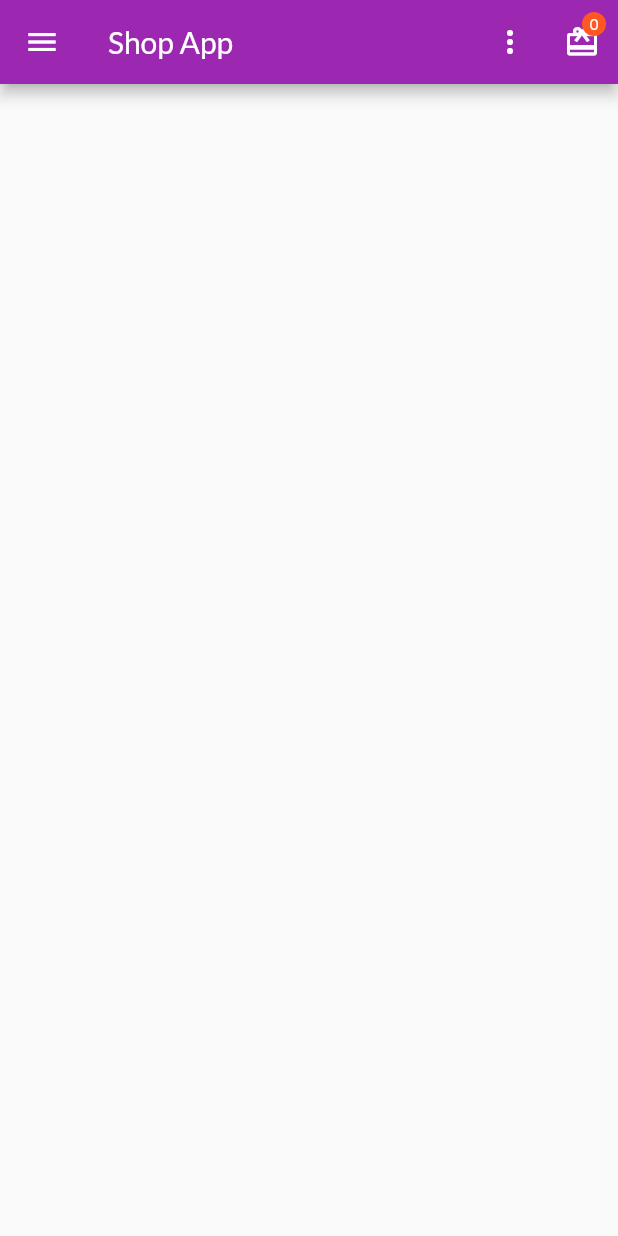
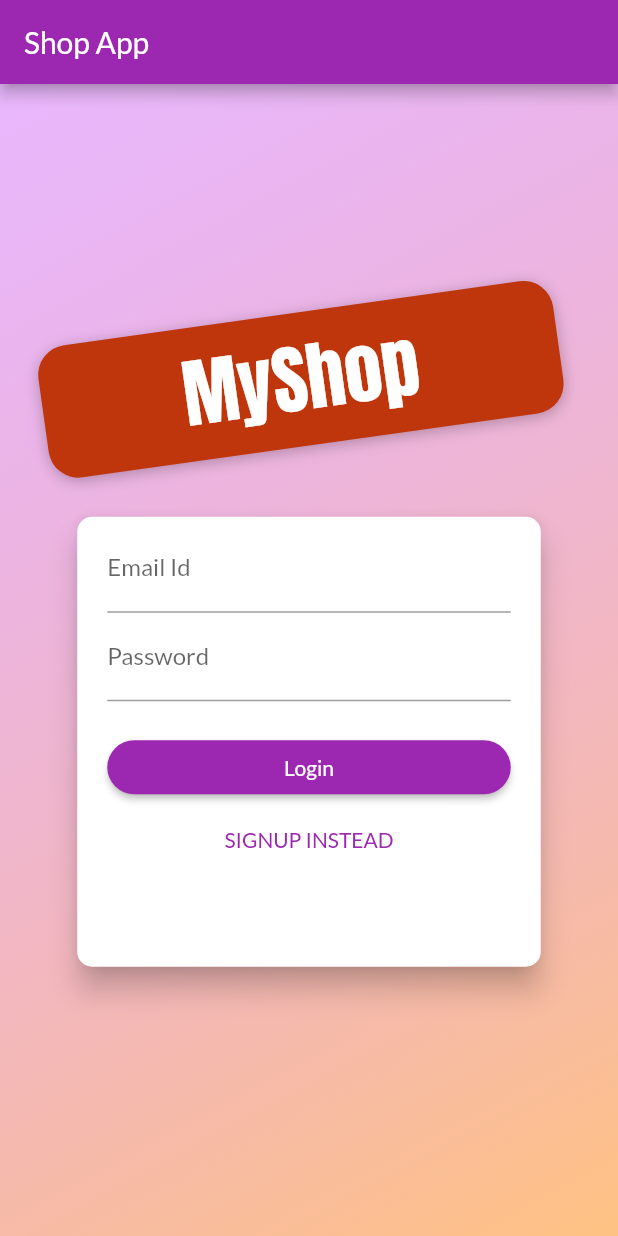
Before and after one commit to mrcchef/FoodAtHouse, a Flutter app: the screen it shows after launch, on a phone screen of 412 x 824 dp. Run offline on Flutter 3.47's test engine with Material 2 defaults, Android fonts, the phone set to English and light mode, and no system bars; our stand-ins replace shared_preferences.

Commit message:
Module 11 is completed

```diff
--- a/lib/main.dart
+++ b/lib/main.dart
@@ -7,9 +7,12 @@ import './screens/cart_screen.dart';
 import './screens/orders_screen.dart';
 import './screens/product_overview_screen.dart';
 import './screens/product_detail_screen.dart';
+import './screens/splash_screen.dart';
 import './providers/orders.dart';
 import './providers/product_package.dart';
 import './providers/cart.dart';
+import './providers/auth.dart';
+import './screens/auth_screen.dart';
 
 void main() {
   runApp(MyApp());
@@ -27,34 +30,93 @@ class MyApp extends StatelessWidget {
       // Although we could also do nesting of Provider but this is the best practice
       providers: [
         ChangeNotifierProvider(
-          // this is a Provider class which creates a new
-          // instance of Product provider class b/c this is where we have implemented our provider
-          // logic and that is why we have passed the instance  at the create field
-          // When ever the our data get updated it creates a new instance of our provider class
-          // and rebuild only those classes which are listening it i.e. it will not rebuild our main
-          // class
-          // Since we are passing the instance of our provider class then we can use
-          // Provider.of<ProductPackage>(context);
-          //the type as ProductPackage
-          // we can also use .value constructor as we have done in products_grid but create
-          // method is much more efficient
-          create: (ctx) => ProductPackage(),
+          create: (ctx) => Auth(),
         ),
+        // Since, we have a dependency on ProductPackage class so we used
+        // another version of ChangeNotifierProvider() and which is
+        // ChangeNotifierProxyProvider<>()
+        // It is generic and recivers two type
+        // 1st:- It is the class upon which ProductPackage() depends
+        // 2nd:- The class which actually depends on 1st one
+        // Inside in we have an update field which accepts a function
+        // that function returns dependent class instance
+        // It accepts three acgument,
+        // 1st:- context ,
+        // 2nd:- Object of class upon which ProuctPackage depends
+        // 3rd:- Object of previous State of dependend class
+        // Intially it will be null b/c there would not be any previous state
+        // Note:- The class upon which it depends, it's provider should be available
+        // already there above there widgets
+        ChangeNotifierProxyProvider<Auth, ProductPackage>(
+          update: (ctx, auth, previousProductPackage) {
+            return ProductPackage(
+              auth.getToken,
+              auth.getUserId,
+              previousProductPackage == null
+                  ? []
+                  : previousProductPackage.getProduts,
+            );
+          },
+        ),
+        // Bottom implementation is perfectly fine but now our ProductPackage()
+        // is depends upon another Provider so we need to used another version of
+        // ChangeNotifierProvider() and that version is implemented above
+
+        // ChangeNotifierProvider()
+        //   // this is a Provider class which creates a new
+        //   // instance of Product provider class b/c this is where we have implemented our provider
+        //   // logic and that is why we have passed the instance  at the create field
+        //   // When ever the our data get updated it creates a new instance of our provider class
+        //   // and rebuild only those classes which are listening it i.e. it will not rebuild our main
+        //   // class
+        //   // Since we are passing the instance of our provider class then we can use
+        //   // Provider.of<ProductPackage>(context);
+        //   //the type as ProductPackage
+        //   // we can also use .value constructor as we have done in products_grid but create
+        //   // method is much more efficient
+        //   create: (ctx) => ProductPackage(),
+        // ),
+        // ChangeNotifierProxyProvider<Auth, Cart>(
+        //   update: (ctx, auth, previousCart) {
+        //     return Cart(auth.getToken,
+        //         previousCart == null ? [] : previousCart.getItems);
+        //   },
+        // ),
         ChangeNotifierProvider(
           create: (ctx) => Cart(),
         ),
-        ChangeNotifierProvider(
-          create: (ctx) => Orders(),
+        ChangeNotifierProxyProvider<Auth, Orders>(
+          update: (ctx, auth, previousOrders) {
+            return Orders(auth.getToken, auth.getUserId,
+                previousOrders == null ? [] : previousOrders.getOrderList);
+          },
         ),
+        // ChangeNotifierProvider(
+        //   create: (ctx) => Orders(),
+        // ),
       ],
-      child: MaterialApp(
+      // Basically here we want to open ProductOverviewScreen and AuthScreen
+      // depending upon user has logined or not
+      // Here we have used Consumer<> Widget to get access out authentication
+      // status and depending upon that we will display screen
+      child: Consumer<Auth>(builder: (ctx, auth, _) {
+        return MaterialApp(
           title: 'Shop',
           theme: ThemeData(
             primarySwatch: Colors.purple,
             accentColor: Colors.deepOrange,
             fontFamily: 'Lato',
           ),
-        home: ProductOverviewScreen(),
+          home: auth.isAuth // Explantion is there at end of the widget
+              ? ProductOverviewScreen()
+              : FutureBuilder(
+                  future: auth.tryAutoLogin(),
+                  builder: (ctx, snapshot) =>
+                      snapshot.connectionState == ConnectionState.waiting
+                          ? SplashScreen()
+                          : AuthScreen(),
+                ),
+          // home: ProductOverviewScreen(),
           routes: {
             ProductDetailScreen.routeName: (ctx) => ProductDetailScreen(),
             CartScreen.routeName: (ctx) => CartScreen(),
@@ -62,7 +124,15 @@ class MyApp extends StatelessWidget {
             UserProductScreen.routeName: (ctx) => UserProductScreen(),
             EditProduct.routeName: (ctx) => EditProduct(),
           },
-      ),
+        );
+      }),
     );
   }
 }
+
+// FIrstly we check wheather user is authenticated
+// If not the we will tryAutoLogin using FutureBuilder()
+// If it's succesfull then our data fiels in auth class will chagne
+// which will trigger to rebuild Consumer<Auth> Widget and then auth.isAuth is true
+// if It does not changes i.e. nothing is stored in the device then
+// it will simply open the login page
--- /dev/null
+++ b/lib/providers/auth.dart
@@ -0,0 +1,146 @@
+import 'dart:convert';
+import 'dart:async';
+
+import 'package:flutter/material.dart';
+import 'package:http/http.dart' as http;
+import 'package:shared_preferences/shared_preferences.dart';
+
+import '../models/http_exception.dart';
+
+class Auth extends ChangeNotifier {
+  static const routeName = '/Auth';
+
+  String _userId;
+  DateTime _expiryDate;
+  String _token;
+  Timer _authTimer;
+  // Similarly here also we have a url for signin and signup and we can use post
+  // method to get authtiacte u=our credentials
+  // Below is the official docs
+  // https://firebase.google.com/docs/reference/rest/auth#section-create-email-password
+  // while authnticating thorugh email, body of post method require email,password,returnSecureToken field
+  Future<void> authenticate(String email, String password, String urlId) async {
+    final url =
+        'https://identitytoolkit.googleapis.com/v1/accounts:$urlId?key=AIzaSyDzeowzktafcZw46ho6qLKueknpKRqN9ns';
+
+    try {
+      final response = await http.post(
+        url,
+        body: json.encode(
+          {
+            'email': email,
+            'password': password,
+            'returnSecureToken': true,
+          },
+        ),
+      );
+      final responseData = json.decode(response.body);
+      print(json.decode(response.body));
+      if (responseData['error'] != null) // Uf the body contain an error key
+        throw HttpException(responseData['error']['message']);
+      _userId = responseData['localId'];
+      _token = responseData['idToken'];
+      // responseData['expiresIn'] is in seconds upto which the token will exist
+      // and we have added that time to our current time to get expiry date
+      _expiryDate = DateTime.now().add(
+        Duration(
+          seconds: int.parse(responseData['expiresIn']),
+        ),
+      );
+      // after login, session will automatically expire after some time
+      _autoLogout();
+      notifyListeners();
+      // Here we are storing details in the device itself
+      final sprefs = await SharedPreferences.getInstance();
+      // we can only store some selected data type which you can exprore using
+      // dot operator in fornt of object of SharedPreferences
+      // One Data type is String and to store complex data type like map
+      // we first encode it to json and json is a String
+      // then add it to object of SharedPreferences
+      // It takes to pareameter, 1st one the key and 2nd is the Value
+      // We can only access item through this key
+      final authData = json.encode({
+        'userId': _userId,
+        'token': _token,
+        'expiryDate': _expiryDate.toIso8601String()
+      });
+      sprefs.setString('authData', authData);
+    } catch (error) {
+      throw error;
+    }
+  }
+
+  Future<void> signup(String email, String password) async {
+    return authenticate(
+        email, password, 'signUp'); // return reason need more understanding
+  }
+
+  Future<void> signin(String email, String password) async {
+    return authenticate(email, password, 'signInWithPassword');
+  }
+
+  bool get isAuth {
+    return getToken != null;
+  }
+
+  String get getToken {
+    if (_token != null &&
+        _expiryDate != null &&
+        _expiryDate.isAfter(DateTime.now())) return _token;
+    return null;
+  }
+
+  String get getUserId {
+    return _userId;
+  }
+
+  Future<void> logout() async {
+    _userId = null;
+    _token = null;
+    _expiryDate = null;
+    if (_authTimer != null) {
+      _authTimer.cancel();
+      _authTimer = null;
+    }
+    final sprefs = await SharedPreferences.getInstance();
+    sprefs.remove('authData'); // this will remove data with the provided key
+    // sprefs.clear(); // this will remove all the data
+    // since in our case we have only one data so, both can be used
+    notifyListeners();
+  }
+
+  // Here we set a Timer which is there in the async package in dart
+  // In order to execute this method we have to call in on the place where
+  // we have lagged in so that our timer can be set
+  // Timer() takes to paramter as argument
+  // 1st is Duration and 2nd is the function that would exexute after this Timer
+  void _autoLogout() {
+    // In case we have an active timer then we will close that timer and assign
+    // to our timer.
+    if (_authTimer != null) _authTimer.cancel();
+    final timeToLogout = _expiryDate.difference(DateTime.now()).inSeconds;
+    _authTimer = Timer(Duration(seconds: timeToLogout), logout);
+  }
+
+  // This function will return Future<bool> depending upon weather we have
+  // existing valid token
+  // Here we are checking data which is stored in the device so, first we have
+  // stored data when even a user loggined in the authenticate() method
+  Future<bool> tryAutoLogin() async {
+    final sprefs = await SharedPreferences.getInstance();
+    // First check wheater it actually contain key:- authData
+    if (!sprefs.containsKey('authData')) return false;
+    // If yes, then w'll check the expiry data
+    final extractedUserData =
+        json.decode(sprefs.getString('authData')) as Map<String, Object>;
+    final extractedExpiryDate = DateTime.parse(extractedUserData['expiryDate']);
+    if (extractedExpiryDate.isBefore(DateTime.now())) return false;
+    // if curr time is before expiry date then simply update our variables
+    _expiryDate = extractedExpiryDate;
+    _token = extractedUserData['token'];
+    _userId = extractedUserData['userId'];
+    notifyListeners();
+    _autoLogout();
+    return true;
+  }
+}
--- a/lib/providers/orders.dart
+++ b/lib/providers/orders.dart
@@ -21,17 +21,20 @@ class OrderItem {
 class Orders with ChangeNotifier {
   List<OrderItem> _orderList = [];
 
+  final String authToken;
+  final String userId;
+  Orders(this.authToken, this.userId, this._orderList);
+
   List<OrderItem> get getOrderList {
     return [..._orderList];
   }
 
-  // int get getProductsLength {
-  //   return _orderList.length;
-  // }
-
+  // In order to get those products which are particular to a user
+  // for that we have created a folder of userId under orders and there we will
+  // keep all our orders for userId
   Future<void> add(List<CartItem> placedOrders, double totalAmount) async {
-    const url =
-        'https://flutter-shop-9346a-default-rtdb.firebaseio.com/orders.json';
+    final url =
+        'https://flutter-shop-9346a-default-rtdb.firebaseio.com/orders/$userId.json?auth=$authToken';
     final DateTime timeStamp = DateTime.now();
     final response = await http.post(
       url,
@@ -66,8 +69,8 @@ class Orders with ChangeNotifier {
   }
 
   Future<void> fetchAndShowProducts() async {
-    const url =
-        'https://flutter-shop-9346a-default-rtdb.firebaseio.com/orders.json';
+    final url =
+        'https://flutter-shop-9346a-default-rtdb.firebaseio.com/orders/$userId.json?auth=$authToken';
     final response = await http.get(url);
     print(json.decode(response.body));
     List<OrderItem> extractedItem = [];
--- /dev/null
+++ b/lib/screens/auth_screen.dart
@@ -0,0 +1,266 @@
+import 'dart:math';
+
+import 'package:flutter/material.dart';
+import 'package:provider/provider.dart';
+import '../models/http_exception.dart';
+
+import '../providers/auth.dart';
+
+enum AuthMode { SignUp, Login }
+
+class AuthScreen extends StatelessWidget {
+  static const routeName = '/Auth-Screen';
+  final _form = GlobalKey<FormState>();
+
+  @override
+  Widget build(BuildContext context) {
+    final deviceSize = MediaQuery.of(context).size;
+    return Scaffold(
+      appBar: AppBar(
+        title: Text('Shop App'),
+      ),
+      body: Stack(
+        children: [
+          Container(
+            // height: deviceSize.height,
+            // width: deviceSize.width,
+            decoration: BoxDecoration(
+              gradient: LinearGradient(
+                colors: [
+                  Color.fromRGBO(215, 117, 255, 1).withOpacity(0.5),
+                  Color.fromRGBO(255, 188, 117, 1).withOpacity(0.9),
+                ],
+                begin: Alignment.topLeft,
+                end: Alignment.bottomRight,
+                stops: [0, 1],
+              ),
+            ),
+          ),
+          // SingleChildScrollView(
+          Container(
+            height: deviceSize.height,
+            width: deviceSize.width,
+            child: Column(
+              mainAxisAlignment: MainAxisAlignment.center,
+              crossAxisAlignment: CrossAxisAlignment.center,
+              children: <Widget>[
+                Flexible(
+                  child: Container(
+                    margin: EdgeInsets.only(bottom: 20),
+                    padding:
+                        EdgeInsets.symmetric(vertical: 8.0, horizontal: 94),
+                    transform: Matrix4.rotationZ(-8 * pi / 180)
+                      ..translate(
+                          -10.0), // double dot operator helps us to return parent type object
+                    // for eg. here translate does not return any thing but
+                    // transform field requires a Matrix4 object whict is returned
+                    // by it's parent method ratationZ()
+                    decoration: BoxDecoration(
+                      borderRadius: BorderRadius.circular(20),
+                      color: Colors.deepOrange.shade900,
+                      boxShadow: [
+                        BoxShadow(
+                          blurRadius: 8,
+                          color: Colors.black26,
+                          offset: Offset(0, 2),
+                        )
+                      ],
+                    ),
+                    child: Text(
+                      'MyShop',
+                      style: TextStyle(
+                        fontSize: 50,
+                        fontFamily: 'Anton',
+                        fontWeight: FontWeight.normal,
+                        color: Theme.of(context).accentTextTheme.title.color,
+                      ),
+                    ),
+                  ),
+                ),
+                Flexible(
+                  child: AuthCard(),
+                ),
+              ],
+            ),
+          ),
+          // )
+        ],
+      ),
+    );
+  }
+}
+
+class AuthCard extends StatefulWidget {
+  @override
+  _AuthCardState createState() => _AuthCardState();
+}
+
+class _AuthCardState extends State<AuthCard> {
+  final _form = GlobalKey<FormState>();
+  var _authMode = AuthMode.Login;
+  bool _isLoading = false;
+  final passwordController = TextEditingController();
+  Map<String, String> _authData = {
+    'email': '',
+    'password': '',
+  };
+
+  void _toggleMode() {
+    setState(() {
+      if (_authMode == AuthMode.Login)
+        _authMode = AuthMode.SignUp;
+      else
+        _authMode = AuthMode.Login;
+    });
+  }
+
+  void showErrorDialogBox(String message) {
+    showDialog(
+      context: context,
+      builder: (context) => AlertDialog(
+        title: Text('An Error Occured!!'),
+        content: Text(message),
+        actions: [
+          FlatButton(
+            onPressed: () {
+              Navigator.of(context).pop();
+            },
+            child: Text('Okay'),
+          )
+        ],
+      ),
+    );
+  }
+
+  Future<void> _submit() async {
+    final isValid = _form.currentState.validate();
+    if (!isValid) return;
+    setState(() {
+      _isLoading = true;
+    });
+    _form.currentState.save();
+    try {
+      if (_authMode == AuthMode.Login) {
+        await Provider.of<Auth>(context, listen: false)
+            .signin(_authData['email'], _authData['password']);
+      } else {
+        await Provider.of<Auth>(context, listen: false)
+            .signup(_authData['email'], _authData['password']);
+      }
+    } on HttpException catch (error) {
+      // on <Exception> is used to handle specific exception
+      String errorMess = 'Authentication Failed!!';
+      if (error.toString().contains('EMAIL_EXISTS'))
+        errorMess = 'Email Address already exist';
+      else if (error.toString().contains('INVALID_EMAIL'))
+        errorMess = 'Email Address is invalid';
+      else if (error.toString().contains('WEAK_PASSWORD'))
+        errorMess = 'Password is too weak';
+      else if (error.toString().contains('EMAIL_NOT_FOUND'))
+        errorMess = 'Email does not exist';
+      else if (error.toString().contains('INVALID_PASSWORD'))
+        errorMess = 'Invalid Password';
+      showErrorDialogBox(errorMess); // to show dialog box
+    } catch (error) {
+      const String errorMess =
+          'Could not authenticate you. Please try again later';
+      showErrorDialogBox(errorMess);
+    }
+
+    setState(() {
+      _isLoading = false;
+    });
+  }
+
+  @override
+  Widget build(BuildContext context) {
+    final deviceSize = MediaQuery.of(context).size;
+    return Card(
+      shape: RoundedRectangleBorder(
+        borderRadius: BorderRadius.circular(10.0),
+      ),
+      elevation: 8,
+      child: Container(
+        constraints:
+            BoxConstraints(minHeight: _authMode == AuthMode.SignUp ? 450 : 300),
+        height: _authMode == AuthMode.SignUp ? 420 : 260,
+        width: deviceSize.width * 0.75,
+        padding: EdgeInsets.symmetric(vertical: 5, horizontal: 20),
+        child: Form(
+          key: _form,
+          child: ListView(
+            children: <Widget>[
+              TextFormField(
+                decoration: InputDecoration(labelText: 'Email Id'),
+                keyboardType: TextInputType.emailAddress,
+                textInputAction: TextInputAction.next,
+                onSaved: (newEmail) {
+                  _authData['email'] = newEmail;
+                },
+                validator: (newEmail) {
+                  // print(deviceSize.width);
+                  // print(deviceSize.height);
+                  if (newEmail.isEmpty || newEmail.contains('@') == false)
+                    return 'Invalid Email';
+                },
+              ),
+              TextFormField(
+                decoration: InputDecoration(labelText: 'Password'),
+                obscureText: true,
+                controller: passwordController,
+                textInputAction: _authMode == AuthMode.SignUp
+                    ? TextInputAction.next
+                    : TextInputAction.done,
+                keyboardType: TextInputType.text,
+                onSaved: (newPass) {
+                  _authData['password'] = newPass;
+                },
+                validator: (newPass) {
+                  if (newPass.isEmpty || newPass.length < 6)
+                    return 'Invalid Password';
+                },
+              ),
+              if (_authMode == AuthMode.SignUp)
+                TextFormField(
+                  decoration: InputDecoration(labelText: 'Confirm Password'),
+                  obscureText: true,
+                  validator: _authMode == AuthMode.SignUp
+                      ? (newConfirmPass) {
+                          if (newConfirmPass != passwordController.text)
+                            return 'Passowrd does not match';
+                        }
+                      : null,
+                ),
+              SizedBox(
+                height: 20,
+              ),
+              if (_isLoading)
+                Container(
+                  child: Center(child: CircularProgressIndicator()),
+                )
+              else
+                RaisedButton(
+                  color: Theme.of(context).primaryColor,
+                  child: Text(
+                    _authMode == AuthMode.SignUp ? 'SignUp' : 'Login',
+                    style: TextStyle(color: Colors.white),
+                  ),
+                  onPressed: _submit,
+                  shape: RoundedRectangleBorder(
+                    borderRadius: BorderRadius.circular(20),
+                  ),
+                ),
+              FlatButton(
+                child: Text(
+                  '${_authMode == AuthMode.Login ? 'SIGNUP' : 'LOGIN'} INSTEAD',
+                  style: TextStyle(color: Theme.of(context).primaryColor),
+                ),
+                onPressed: _toggleMode,
+              ),
+            ],
+          ),
+        ),
+      ),
+    );
+  }
+}
--- a/lib/widgets/product_item.dart
+++ b/lib/widgets/product_item.dart
@@ -4,6 +4,7 @@ import 'package:provider/provider.dart';
 import '../screens/product_detail_screen.dart';
 import '../providers/products.dart';
 import '../providers/cart.dart';
+import '../providers/auth.dart';
 
 class ProductItem extends StatelessWidget {
   // final String id;
@@ -64,7 +65,9 @@ class ProductItem extends StatelessWidget {
                         : Icons.favorite_border,
                   ),
                   onPressed: () async {
-                    await product.toggleFavouriteStatus();
+                    final auth = Provider.of<Auth>(context, listen: false);
+                    await product.toggleFavouriteStatus(
+                        auth.getToken, auth.getUserId);
                   });
             },
             // child: Text('Never Changes'),
--- a/pubspec.yaml
+++ b/pubspec.yaml
@@ -26,6 +26,7 @@ dependencies:
   provider: ^4.3.2+3
   intl: ^0.16.1
   http: ^0.12.2
+  shared_preferences: ^0.5.12+4
 
 
   # The following adds the Cupertino Icons font to your application.
```
Also changed, not shown: lib/providers/product_package.dart (+48 -16 lines), lib/providers/products.dart (+4 -8 lines), lib/screens/drawer.dart (+23 -0 lines), lib/screens/splash_screen.dart (added, +12 -0 lines), lib/screens/user_product_screen.dart (+24 -4 lines), pubspec.lock. Lines whose indentation alone changed are shown as unchanged.
